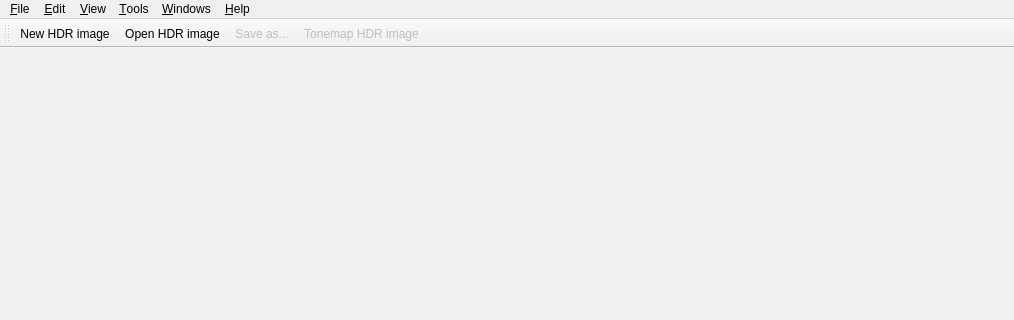
Before: the Qt Designer form forms/MainWindow.ui in LuminanceHDR/LuminanceHDR, drawn with Qt 5; both pictures show x 0 to 1014 and y 0 to 320 of the 1014 by 573 pixel window.
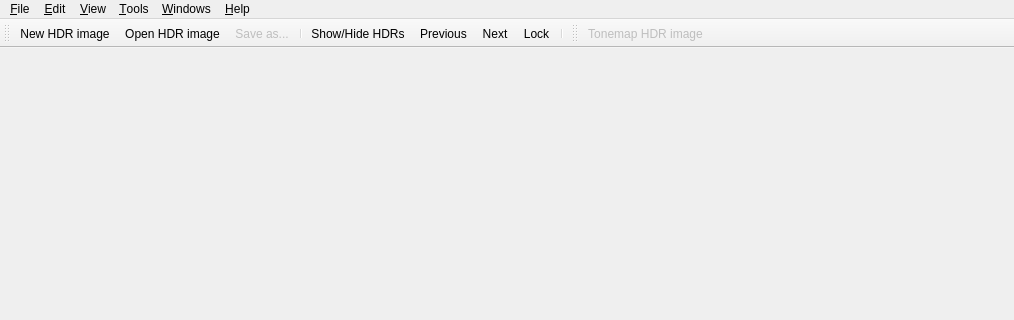
After: the same form once the commit is applied. Icons and pictures are not drawn.

```diff
--- a/forms/MainWindow.ui
+++ b/forms/MainWindow.ui
@@ -128,6 +128,9 @@
   </widget>
   <widget class="QStatusBar" name="statusbar"/>
   <widget class="QToolBar" name="toolBar">
+   <property name="enabled">
+    <bool>true</bool>
+   </property>
    <property name="windowTitle">
     <string>Show Main Toolbar</string>
    </property>
@@ -146,6 +149,23 @@
    <addaction name="fileNewAction"/>
    <addaction name="fileOpenAction"/>
    <addaction name="fileSaveAsAction"/>
+   <addaction name="separator"/>
+   <addaction name="actionShowHDRs"/>
+   <addaction name="actionShowPrevious"/>
+   <addaction name="actionShowNext"/>
+   <addaction name="actionLock"/>
+   <addaction name="separator"/>
+  </widget>
+  <widget class="QToolBar" name="toolBar_2">
+   <property name="windowTitle">
+    <string>toolBar_2</string>
+   </property>
+   <attribute name="toolBarArea">
+    <enum>TopToolBarArea</enum>
+   </attribute>
+   <attribute name="toolBarBreak">
+    <bool>false</bool>
+   </attribute>
    <addaction name="TonemapAction"/>
   </widget>
   <action name="fileNewAction">
@@ -823,6 +843,82 @@
     <string>Ctrl+D</string>
    </property>
   </action>
+  <action name="actionShowNext">
+   <property name="enabled">
+    <bool>true</bool>
+   </property>
+   <property name="icon">
+    <iconset resource="../icons.qrc">
+     <normaloff>:/new/prefix1/images/forward.png</normaloff>:/new/prefix1/images/forward.png</iconset>
+   </property>
+   <property name="text">
+    <string>Next</string>
+   </property>
+   <property name="toolTip">
+    <string>Next Image</string>
+   </property>
+   <property name="shortcut">
+    <string>PgDown</string>
+   </property>
+  </action>
+  <action name="actionShowPrevious">
+   <property name="enabled">
+    <bool>true</bool>
+   </property>
+   <property name="icon">
+    <iconset resource="../icons.qrc">
+     <normaloff>:/new/prefix1/images/back.png</normaloff>:/new/prefix1/images/back.png</iconset>
+   </property>
+   <property name="text">
+    <string>Previous</string>
+   </property>
+   <property name="toolTip">
+    <string>Previous Image</string>
+   </property>
+   <property name="shortcut">
+    <string>PgUp</string>
+   </property>
+  </action>
+  <action name="actionShowHDRs">
+   <property name="checkable">
+    <bool>true</bool>
+   </property>
+   <property name="checked">
+    <bool>false</bool>
+   </property>
+   <property name="enabled">
+    <bool>true</bool>
+   </property>
+   <property name="icon">
+    <iconset resource="../icons.qrc">
+     <normaloff>:/new/prefix1/images/games-config-background.png</normaloff>:/new/prefix1/images/games-config-background.png</iconset>
+   </property>
+   <property name="text">
+    <string>Show/Hide HDRs</string>
+   </property>
+   <property name="toolTip">
+    <string>Show/Hide HDRs images</string>
+   </property>
+  </action>
+  <action name="actionLock">
+   <property name="checkable">
+    <bool>true</bool>
+   </property>
+   <property name="enabled">
+    <bool>true</bool>
+   </property>
+   <property name="icon">
+    <iconset resource="../icons.qrc">
+     <normaloff>:/new/prefix1/images/lock-off.png</normaloff>
+     <normalon>:/new/prefix1/images/lock-on.png</normalon>:/new/prefix1/images/lock-off.png</iconset>
+   </property>
+   <property name="text">
+    <string>Lock</string>
+   </property>
+   <property name="shortcut">
+    <string>L</string>
+   </property>
+  </action>
  </widget>
  <resources>
   <include location="../icons.qrc"/>
```
Left out of the diff: 4 changed lines with no effect on the pictures.
